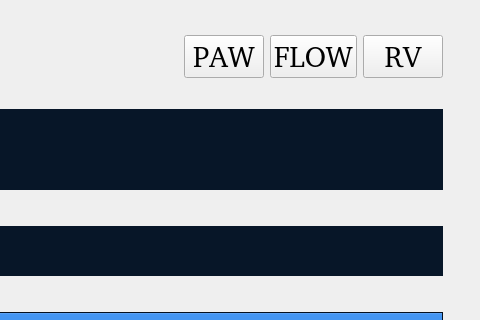
This is Tab_Observations_historyPage_Widget.ui in wugl1218/phymon as Qt 5 draws it before an edit; both pictures show x 787 to 1267 and y 0 to 320 of the 1267 by 662 pixel window. The edited form follows.
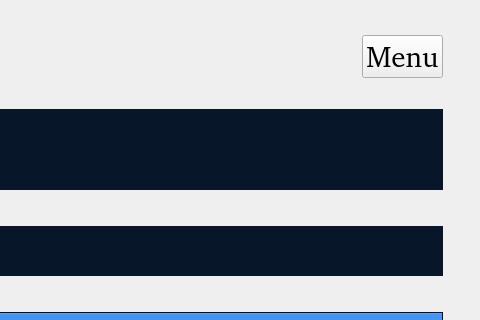
This is the edited form. Icons and pictures are not drawn. Custom widgets are drawn as their Qt base class.

```diff
--- a/Tab_Observations_historyPage_Widget.ui
+++ b/Tab_Observations_historyPage_Widget.ui
@@ -562,65 +562,7 @@
  };</string>
          </property>
          <property name="text">
-          <string>PAW</string>
-         </property>
-        </widget>
-       </item>
-       <item>
-        <widget class="QPushButton" name="FLOWpushButton">
-         <property name="font">
-          <font>
-           <family>Arial [Mono]</family>
-           <pointsize>22</pointsize>
-          </font>
-         </property>
-         <property name="styleSheet">
-          <string notr="true">QPushButton {
-        color: rgb(255, 255, 255);
-font-style:&quot;Arial&quot;;
-background-color: rgb(8, 98, 202);
- border-style: solid;
- border-width:1px;
- border-radius:20px;
- border-color:  rgb(11, 42, 78);
-border:2px groove gray;
-padding:14px 40px;
- border: none;}
-QPushButton:checked{
- background-color: rgb(11, 42, 78);
- };</string>
-         </property>
-         <property name="text">
-          <string>FLOW</string>
-         </property>
-        </widget>
-       </item>
-       <item>
-        <widget class="QPushButton" name="RVpushButton">
-         <property name="font">
-          <font>
-           <family>Arial [Mono]</family>
-           <pointsize>22</pointsize>
-          </font>
-         </property>
-         <property name="styleSheet">
-          <string notr="true">QPushButton {
-        color: rgb(255, 255, 255);
-font-style:&quot;Arial&quot;;
-background-color: rgb(8, 98, 202);
- border-style: solid;
- border-width:1px;
- border-radius:20px;
- border-color:  rgb(11, 42, 78);
-border:2px groove gray;
-padding:14px 40px;
- border: none;}
-QPushButton:checked{
- background-color: rgb(11, 42, 78);
- };</string>
-         </property>
-         <property name="text">
-          <string>RV</string>
+          <string>Menu</string>
          </property>
         </widget>
        </item>
```
Left out of the diff: 2 changed lines with no effect on the pictures.
